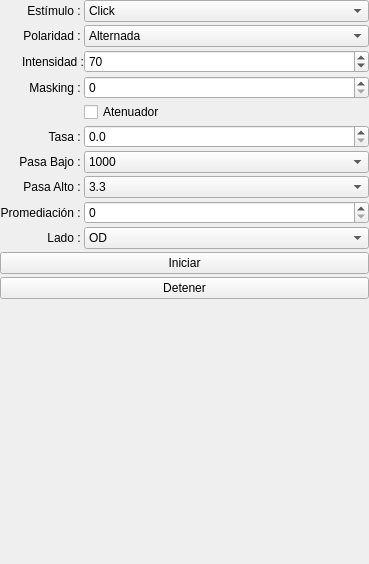
Above: src/abr/UI/AbrConfig.ui from Debaq/LabSim before the change. Below: the same form after it.
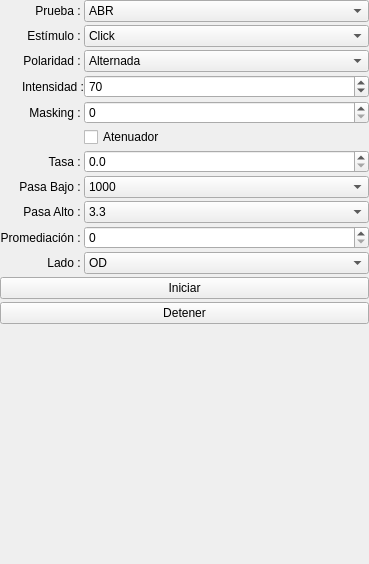
That is the form after the change.

Commit message:
ABR: selector de prueba audiométrica en config de estímulo
- AbrConfig.ui/.py: nueva fila 0 con cb_test (ABR, ASSR, MLR, P300, MMN, ECochG, CAEP, Stacked ABR); resto desplazado +1
- AbrControl: get_data/set_data exponen 'test'; disable_unimplemented_tests deja solo ABR seleccionable
- Sin reconfiguración al cambiar prueba: solo flag, se consume después

The edit to the form file:
```diff
--- a/src/abr/UI/AbrConfig.ui
+++ b/src/abr/UI/AbrConfig.ui
@@ -32,7 +32,70 @@
    <property name="verticalSpacing">
     <number>3</number>
    </property>
-   <item row="2" column="0">
+   <item row="0" column="0">
+    <widget class="QLabel" name="lbl_test">
+     <property name="sizePolicy">
+      <sizepolicy hsizetype="Minimum" vsizetype="Preferred">
+       <horstretch>0</horstretch>
+       <verstretch>0</verstretch>
+      </sizepolicy>
+     </property>
+     <property name="text">
+      <string>Prueba : </string>
+     </property>
+     <property name="alignment">
+      <set>Qt::AlignRight|Qt::AlignTrailing|Qt::AlignVCenter</set>
+     </property>
+    </widget>
+   </item>
+   <item row="0" column="1">
+    <widget class="QComboBox" name="cb_test">
+     <property name="statusTip">
+      <string>Tipo de prueba audiológica</string>
+     </property>
+     <item>
+      <property name="text">
+       <string>ABR</string>
+      </property>
+     </item>
+     <item>
+      <property name="text">
+       <string>ASSR</string>
+      </property>
+     </item>
+     <item>
+      <property name="text">
+       <string>MLR</string>
+      </property>
+     </item>
+     <item>
+      <property name="text">
+       <string>P300</string>
+      </property>
+     </item>
+     <item>
+      <property name="text">
+       <string>MMN</string>
+      </property>
+     </item>
+     <item>
+      <property name="text">
+       <string>ECochG</string>
+      </property>
+     </item>
+     <item>
+      <property name="text">
+       <string>CAEP</string>
+      </property>
+     </item>
+     <item>
+      <property name="text">
+       <string>Stacked ABR</string>
+      </property>
+     </item>
+    </widget>
+   </item>
+   <item row="3" column="0">
     <widget class="QLabel" name="lbl_int">
      <property name="sizePolicy">
       <sizepolicy hsizetype="Minimum" vsizetype="Preferred">
@@ -48,7 +111,7 @@
      </property>
     </widget>
    </item>
-   <item row="11" column="1">
+   <item row="12" column="1">
     <widget class="QComboBox" name="cb_side">
      <property name="statusTip">
       <string>Lado de estimulación</string>
@@ -65,7 +128,7 @@
      </item>
     </widget>
    </item>
-   <item row="14" column="1">
+   <item row="15" column="1">
     <spacer name="verticalSpacer">
      <property name="orientation">
       <enum>Qt::Vertical</enum>
@@ -78,7 +141,7 @@
      </property>
     </spacer>
    </item>
-   <item row="1" column="0">
+   <item row="2" column="0">
     <widget class="QLabel" name="lbl_pol">
      <property name="sizePolicy">
       <sizepolicy hsizetype="Minimum" vsizetype="Preferred">
@@ -94,7 +157,7 @@
      </property>
     </widget>
    </item>
-   <item row="0" column="0">
+   <item row="1" column="0">
     <widget class="QLabel" name="lbl_stim">
      <property name="sizePolicy">
       <sizepolicy hsizetype="Minimum" vsizetype="Preferred">
@@ -113,7 +176,7 @@
      </property>
     </widget>
    </item>
-   <item row="6" column="1">
+   <item row="7" column="1">
     <widget class="QComboBox" name="cb_filter_down">
      <property name="statusTip">
       <string>Filtro pasa bajo</string>
@@ -160,7 +223,7 @@
      </item>
     </widget>
    </item>
-   <item row="7" column="0">
+   <item row="8" column="0">
     <widget class="QLabel" name="lbl_passhigh">
      <property name="sizePolicy">
       <sizepolicy hsizetype="Minimum" vsizetype="Preferred">
@@ -176,7 +239,7 @@
      </property>
     </widget>
    </item>
-   <item row="2" column="1">
+   <item row="3" column="1">
     <widget class="QSpinBox" name="sb_intencity">
      <property name="statusTip">
       <string>Intensidad del estímulo</string>
@@ -192,7 +255,7 @@
      </property>
     </widget>
    </item>
-   <item row="7" column="1">
+   <item row="8" column="1">
     <widget class="QComboBox" name="cb_filter_up">
      <property name="statusTip">
       <string>Filtro pasa alto</string>
@@ -239,7 +302,7 @@
      </item>
     </widget>
    </item>
-   <item row="0" column="1">
+   <item row="1" column="1">
     <widget class="QComboBox" name="cb_stim">
      <property name="statusTip">
       <string>Tipo de estímulo</string>
@@ -281,7 +344,7 @@
      </item>
     </widget>
    </item>
-   <item row="11" column="0">
+   <item row="12" column="0">
     <widget class="QLabel" name="label_9">
      <property name="sizePolicy">
       <sizepolicy hsizetype="Minimum" vsizetype="Preferred">
@@ -297,7 +360,7 @@
      </property>
     </widget>
    </item>
-   <item row="13" column="0" colspan="2">
+   <item row="14" column="0" colspan="2">
     <widget class="QPushButton" name="btn_stop">
      <property name="statusTip">
       <string>Detener Prueba</string>
@@ -307,7 +370,7 @@
      </property>
     </widget>
    </item>
-   <item row="6" column="0">
+   <item row="7" column="0">
     <widget class="QLabel" name="lbl_passdown">
      <property name="sizePolicy">
       <sizepolicy hsizetype="Minimum" vsizetype="Preferred">
@@ -323,7 +386,7 @@
      </property>
     </widget>
    </item>
-   <item row="10" column="0">
+   <item row="11" column="0">
     <widget class="QLabel" name="label_8">
      <property name="sizePolicy">
       <sizepolicy hsizetype="Maximum" vsizetype="Preferred">
@@ -339,7 +402,7 @@
      </property>
     </widget>
    </item>
-   <item row="3" column="1">
+   <item row="4" column="1">
     <widget class="QSpinBox" name="sb_mskg">
      <property name="statusTip">
       <string>Intensidad del enmascaramiento</string>
@@ -352,7 +415,7 @@
      </property>
     </widget>
    </item>
-   <item row="4" column="1">
+   <item row="5" column="1">
     <widget class="QCheckBox" name="ch_atten">
      <property name="statusTip">
       <string>Activar atenuador de intensidad en el inicio</string>
@@ -362,7 +425,7 @@
      </property>
     </widget>
    </item>
-   <item row="3" column="0">
+   <item row="4" column="0">
     <widget class="QLabel" name="lbl_mkg">
      <property name="sizePolicy">
       <sizepolicy hsizetype="Minimum" vsizetype="Preferred">
@@ -378,7 +441,7 @@
      </property>
     </widget>
    </item>
-   <item row="5" column="0">
+   <item row="6" column="0">
     <widget class="QLabel" name="lbl_rate">
      <property name="sizePolicy">
       <sizepolicy hsizetype="Minimum" vsizetype="Preferred">
@@ -394,7 +457,7 @@
      </property>
     </widget>
    </item>
-   <item row="12" column="0" colspan="2">
+   <item row="13" column="0" colspan="2">
     <widget class="QPushButton" name="btn_start">
      <property name="statusTip">
       <string>Iniciar Prueba</string>
@@ -404,7 +467,7 @@
      </property>
     </widget>
    </item>
-   <item row="10" column="1">
+   <item row="11" column="1">
     <widget class="QSpinBox" name="sb_prom">
      <property name="statusTip">
       <string>Número de promediaciones</string>
@@ -423,7 +486,7 @@
      </property>
     </widget>
    </item>
-   <item row="5" column="1">
+   <item row="6" column="1">
     <widget class="QDoubleSpinBox" name="sb_rate">
      <property name="statusTip">
       <string>Tasa de estimulación</string>
@@ -433,7 +496,7 @@
      </property>
     </widget>
    </item>
-   <item row="1" column="1">
+   <item row="2" column="1">
     <widget class="QComboBox" name="cb_pol">
      <property name="statusTip">
       <string>Polaridad del estímulo</string>
```
Left out of the diff: 1 changed line with no effect on the pictures. The commit also changes 2 other files.
